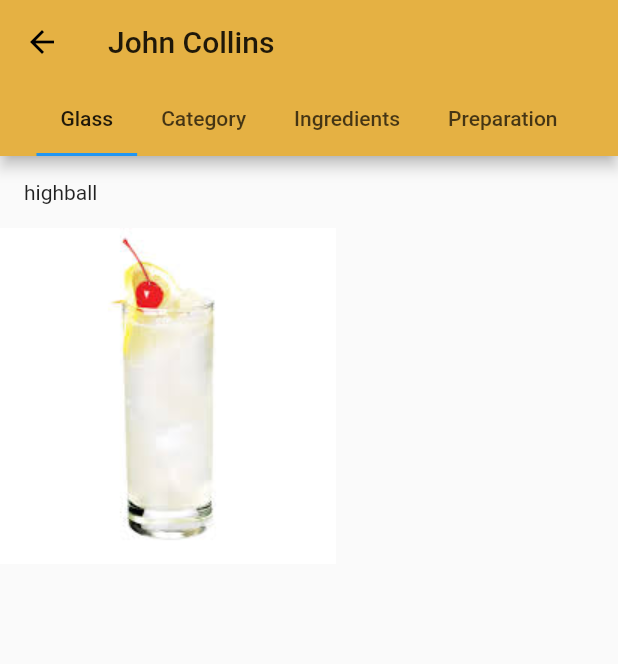
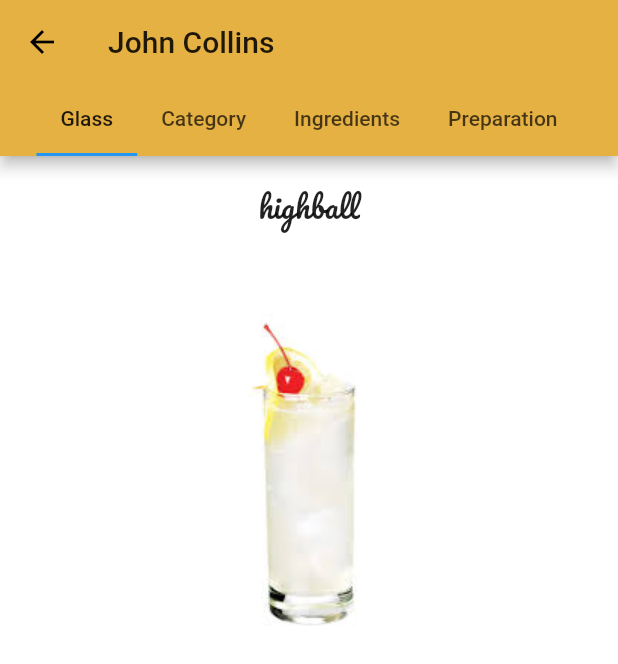
Before and after one commit to CodeFromStav/mixdrinks, a Flutter app: the DrinkSearch screen opened by its route, after a tap on "John Collins", on a phone screen of 412 x 824 dp. Shown: the top 664 px of the screen. Run offline on Flutter 3.47's test engine with Material 2 defaults, Android fonts, the light colour scheme and no system bars; our stand-ins replace animated_text_kit, cloud_firestore, firebase_auth, firebase_database, google_fonts, modal_progress_hud; missing offline and left inert: floating_search_bar; accounts and stored records are empty.

Commit message:
stylized the drink info page as well as updated a dependency in the pubspec.yaml file

```diff
--- a/lib/screens/drink_info.dart
+++ b/lib/screens/drink_info.dart
@@ -2,6 +2,7 @@ import 'package:flutter/material.dart';
 import 'package:mixdrinks/screens/drink_search.dart';
 import 'package:mixdrinks/components/drink_details.dart';
 import 'home_screen.dart';
+import 'package:google_fonts/google_fonts.dart';
 
 class DrinkInfo extends StatefulWidget {
   static const String id = 'drink_info';
@@ -15,7 +16,10 @@ class _DrinkInfoState extends State<DrinkInfo> {
   Widget build(BuildContext context) {
     final DrinkDetails args = ModalRoute.of(context).settings.arguments;
     List<String> formatIngredients = new List<String>();
-    formatIngredients = removeBrackets(args.ingredients.toString()).split("unit");
+    formatIngredients = removeBrackets(args.ingredients.toString()).split(",");
+    for (int i = 0; i < formatIngredients.length; i++) {
+      print(formatIngredients[i]);
+    }
     //print(formatIngredients.toString());
     return MaterialApp(
       theme:ThemeData(
@@ -27,10 +31,10 @@ class _DrinkInfoState extends State<DrinkInfo> {
       home: DefaultTabController(
           length: 4,
           child: Scaffold(
+            backgroundColor: Colors.white,
             appBar: AppBar(
               title: Text(args.name),
-              leading: BackButton(
-                color: Colors.black,
+              leading: BackButton( color: Colors.black,
                 onPressed: () {
                   Navigator.pushNamed(context, Home.id);
                 },
@@ -46,43 +50,74 @@ class _DrinkInfoState extends State<DrinkInfo> {
               ),
             ),
             body: TabBarView(
+
                 children: [
                   Column(
-                    crossAxisAlignment: CrossAxisAlignment.start,
+                    crossAxisAlignment: CrossAxisAlignment.stretch,
                     children: <Widget>[
                       Container(
                         margin: EdgeInsets.all(8),
                         padding: EdgeInsets.all(8),
-                        child: Text(args.glass.toString()),
+                        child: Text(args.glass.toString(),
+                          textAlign: TextAlign.center,
+                          style: GoogleFonts.pacifico(
+                            fontSize: 20,
+                          ),
+                        ),
                       ),
-                      Image.asset("images/" + args.name.toString() + ".jpg"),
+                      ClipRRect(
+
+                        borderRadius: BorderRadius.circular(15.0),
+                        child: Image.asset("images/" + args.name.toString() + ".jpg",
+                          width: 300,
+                          height: 300,
+                        ),
+
+                      ),
+
                     ],
                   ),
                   Column(
-                    crossAxisAlignment: CrossAxisAlignment.start,
+                    crossAxisAlignment: CrossAxisAlignment.center,
                     children: <Widget>[
                       Container(
                         margin: EdgeInsets.all(8),
                         padding: EdgeInsets.all(8),
-                        child: Text(args.category.toString()),
+                        child: Text(args.category.toString(),
+                          textAlign: TextAlign.center,
+                          style: GoogleFonts.pacifico(
+                            fontSize: 20,
+                          )
+                        ),
                       ),
                     ],
                   ),
                   Column(
                     children: <Widget>[
-                      Expanded(
+                     Expanded(
                         child: ListView.builder(
                           padding: const EdgeInsets.all(8),
-                          itemCount: formatIngredients.length - 1,
+                          itemCount: formatIngredients.length,
+
                           itemBuilder: (BuildContext context, int index) {
                             return Container(
-                              margin: EdgeInsets.all(8),
-                              padding: EdgeInsets.all(8),
+                              margin: EdgeInsets.only(left: 8, right: 8),
+                              padding: EdgeInsets.only(left: 8, right: 8, bottom: 5),
                               //child: Center(child: Text('Unit ${formatIngredients[index + 1]}')),
 
                               child:
-                              Text('Unit ${formatIngredients[index + 1]}'),
+                                Text((() {
+                                  List<String> oneIngredient = formatIngredients[index].split(":");
+                                  print(oneIngredient);
+                                  if (index != 0 && formatIngredients[index].contains("unit")) {
+                                    return "-----------------" +  "\n" + "-----------------" + "\n" + oneIngredient[0].trim().toUpperCase() + ": " + oneIngredient[1].trim();}
+                                    return oneIngredient[0].trim().toUpperCase() + ": " + oneIngredient[1].trim();
+                                })(),
+                                style: GoogleFonts.pacifico(
+                                  fontSize: 15,
 
+                                  ),
+                                ),
                             );
                           },
 
@@ -97,7 +132,11 @@ class _DrinkInfoState extends State<DrinkInfo> {
                       Container(
                         margin: EdgeInsets.all(8),
                         padding: EdgeInsets.all(8),
-                        child: Text(args.preparation.toString()),
+                        child: Text(args.preparation.toString(),
+                          style: GoogleFonts.pacifico(
+                            fontSize: 20,
+                          ),
+                        ),
                       ),
                     ],
                   ),
--- a/pubspec.yaml
+++ b/pubspec.yaml
@@ -19,6 +19,7 @@ dependencies:
   firebase_database: ^3.1.3
   modal_progress_hud: ^0.1.3
   floating_search_bar: ^0.3.0
+  google_fonts: ^1.0.0
 
 dev_dependencies:
   flutter_test:
```
